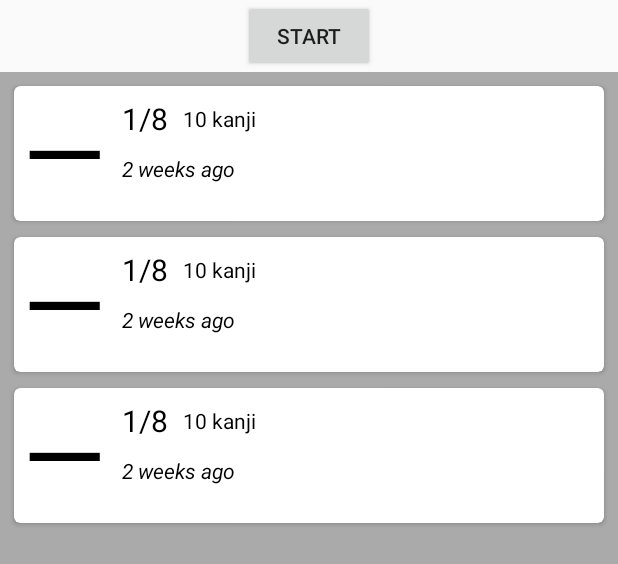
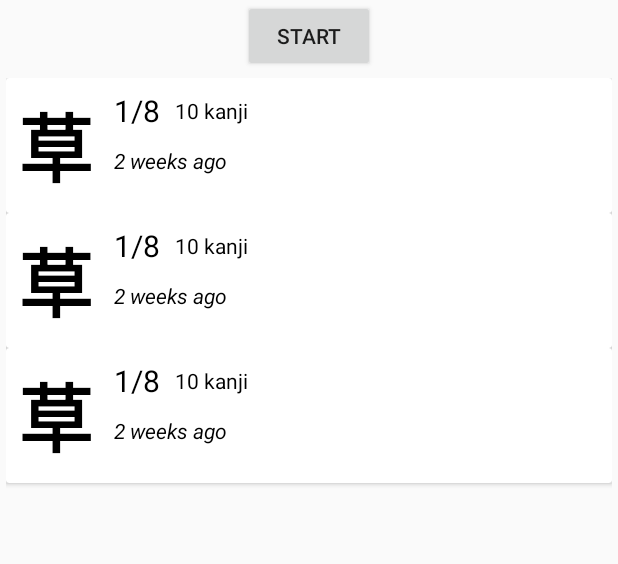
Before and after one commit to NjordJ/JPStudy, an Android app: the layout fragment_anotherlistofkanji.xml on its own in the app's theme, with its tools: preview values and no code run, on a phone screen of 412 x 824 dp. Shown: the top 564 px of the screen. Run offline under Robolectric (Android 15) with nearby library versions, the light colour scheme and no system bars.

```diff
--- a/app/src/main/res/layout/beginnerkanji_kanjitests_item.xml
+++ b/app/src/main/res/layout/beginnerkanji_kanjitests_item.xml
@@ -16,7 +16,7 @@
                 android:id="@+id/textViewBeginnerKanjiTestKanjiCard"
                 android:layout_width="wrap_content"
                 android:layout_height="wrap_content"
-                android:textSize="50dp"
+                android:textSize="50sp"
                 android:textColor="@android:color/black"
                 android:text="@string/kanji_sample"
                 android:layout_centerHorizontal="true"/>
--- a/app/src/main/res/layout/fragment_anotherlistofkanji.xml
+++ b/app/src/main/res/layout/fragment_anotherlistofkanji.xml
@@ -1,7 +1,6 @@
 <?xml version="1.0" encoding="utf-8"?>
 <RelativeLayout
         xmlns:android="http://schemas.android.com/apk/res/android"
-        xmlns:app="http://schemas.android.com/apk/res-auto"
         xmlns:tools="http://schemas.android.com/tools"
         android:layout_width="match_parent"
         android:layout_height="match_parent"
@@ -11,14 +10,13 @@
             android:id="@+id/buttonStartLearningAnotherKanji"
             android:layout_width="wrap_content"
             android:layout_height="wrap_content"
-            android:text="Start"
+            android:text="@string/button_start"
             android:layout_centerHorizontal="true"/>
 
     <androidx.recyclerview.widget.RecyclerView
             android:id="@+id/recyclerViewAnotherKanji"
             android:layout_width="match_parent"
             android:layout_height="match_parent"
-            android:background="@android:color/darker_gray"
             android:scrollbars="vertical"
             android:padding="4dp"
             android:layout_below="@id/buttonStartLearningAnotherKanji"
--- a/app/src/main/res/layout/fragment_beginnerlistofkanji.xml
+++ b/app/src/main/res/layout/fragment_beginnerlistofkanji.xml
@@ -1,7 +1,6 @@
 <?xml version="1.0" encoding="utf-8"?>
 <RelativeLayout
         xmlns:android="http://schemas.android.com/apk/res/android"
-        xmlns:app="http://schemas.android.com/apk/res-auto"
         xmlns:tools="http://schemas.android.com/tools"
         android:layout_width="match_parent"
         android:layout_height="match_parent"
@@ -12,14 +11,13 @@
             android:id="@+id/buttonStartLearningBeginnerKanji"
             android:layout_width="wrap_content"
             android:layout_height="wrap_content"
-            android:text="Start"
+            android:text="@string/button_start"
             android:layout_centerHorizontal="true"/>
 
     <androidx.recyclerview.widget.RecyclerView
             android:id="@+id/recyclerViewBeginnerKanji"
             android:layout_width="match_parent"
             android:layout_height="match_parent"
-            android:background="@android:color/darker_gray"
             android:scrollbars="vertical"
             android:padding="4dp"
             android:layout_below="@id/buttonStartLearningBeginnerKanji"
--- a/app/src/main/res/layout/fragment_highlistofkanji.xml
+++ b/app/src/main/res/layout/fragment_highlistofkanji.xml
@@ -1,7 +1,6 @@
 <?xml version="1.0" encoding="utf-8"?>
 <RelativeLayout
         xmlns:android="http://schemas.android.com/apk/res/android"
-        xmlns:app="http://schemas.android.com/apk/res-auto"
         xmlns:tools="http://schemas.android.com/tools"
         android:layout_width="match_parent"
         android:layout_height="match_parent"
@@ -11,7 +10,7 @@
             android:id="@+id/buttonStartLearningHighKanji"
             android:layout_width="wrap_content"
             android:layout_height="wrap_content"
-            android:text="Start"
+            android:text="@string/button_start"
             android:layout_centerHorizontal="true"/>
 
     <androidx.recyclerview.widget.RecyclerView
--- a/app/src/main/res/layout/fragment_middlelistofkanji.xml
+++ b/app/src/main/res/layout/fragment_middlelistofkanji.xml
@@ -1,7 +1,6 @@
 <?xml version="1.0" encoding="utf-8"?>
 <RelativeLayout
         xmlns:android="http://schemas.android.com/apk/res/android"
-        xmlns:app="http://schemas.android.com/apk/res-auto"
         xmlns:tools="http://schemas.android.com/tools"
         android:layout_width="match_parent"
         android:layout_height="match_parent"
@@ -11,7 +10,7 @@
             android:id="@+id/buttonStartLearningMiddleKanji"
             android:layout_width="wrap_content"
             android:layout_height="wrap_content"
-            android:text="Start"
+            android:text="@string/button_start"
             android:layout_centerHorizontal="true"/>
 
     <androidx.recyclerview.widget.RecyclerView
--- a/app/src/main/res/layout/kana_item.xml
+++ b/app/src/main/res/layout/kana_item.xml
@@ -19,7 +19,7 @@
                 android:layout_width="wrap_content"
                 android:layout_height="wrap_content"
                 android:layout_alignParentTop="true"
-                android:text="あ"
+                android:text="@string/hiragana_sample"
                 android:textSize="30sp"
                 android:textStyle="bold"
                 android:textColor="@android:color/black"/>
@@ -30,7 +30,7 @@
                 android:layout_width="wrap_content"
                 android:layout_height="wrap_content"
                 android:layout_below="@id/textViewBigKana"
-                android:text="ア"
+                android:text="@string/katakana_sample"
                 android:textSize="15sp"
                 android:textStyle="normal"
                 android:textColor="@android:color/darker_gray"/>
@@ -43,7 +43,7 @@
                 android:layout_below="@id/textViewBigKana"
                 android:layout_toEndOf="@id/textViewSmallKana"
                 android:layout_marginStart="8dp"
-                android:text="a"
+                android:text="@string/romanji_sample"
                 android:textSize="15sp"
                 android:textStyle="italic"
                 android:textColor="@android:color/darker_gray"/>
--- a/app/src/main/res/layout/kanji_item.xml
+++ b/app/src/main/res/layout/kanji_item.xml
@@ -1,10 +1,7 @@
 <?xml version="1.0" encoding="utf-8"?>
 <androidx.cardview.widget.CardView xmlns:android="http://schemas.android.com/apk/res/android"
                                    android:layout_width="match_parent"
-                                   android:layout_height="wrap_content"
-                                   xmlns:app="http://schemas.android.com/apk/res-auto"
-                                   app:cardCornerRadius="4dp"
-                                   android:layout_margin="5dp">
+                                   android:layout_height="wrap_content">
 
     <RelativeLayout
             android:layout_width="match_parent"
@@ -15,26 +12,26 @@
                 android:id="@+id/textViewFirstKanjiCardInBeginnerKanji"
                 android:layout_width="wrap_content"
                 android:layout_height="wrap_content"
-                android:text="一"
+                android:text="@string/kanji_sample"
                 android:textStyle="bold"
                 android:textColor="@android:color/black"
-                android:textSize="50dp"/>
+                android:textSize="50sp"/>
         <TextView
                 android:id="@+id/textViewCurrentNumberBeginnerKanji"
                 android:layout_width="wrap_content"
                 android:layout_height="wrap_content"
-                android:layout_marginLeft="14dp"
-                android:text="1/8"
+                android:layout_marginStart="14dp"
+                android:text="@string/countKanji_List"
                 android:textColor="@android:color/black"
-                android:textSize="20dp"
+                android:textSize="20sp"
                 android:layout_toEndOf="@id/textViewFirstKanjiCardInBeginnerKanji"/>
         <TextView
                 android:id="@+id/textView10KanjiBeginner"
                 android:layout_width="wrap_content"
                 android:layout_height="wrap_content"
                 android:layout_marginTop="4dp"
-                android:layout_marginLeft="10dp"
-                android:text="@string/kanji_10kanjis"
+                android:layout_marginStart="10dp"
+                android:text="@string/kanji10_List"
                 android:textColor="@android:color/black"
                 android:layout_toEndOf="@id/textViewCurrentNumberBeginnerKanji"/>
         <TextView
@@ -42,8 +39,8 @@
                 android:layout_width="wrap_content"
                 android:layout_height="wrap_content"
                 android:layout_marginTop="10dp"
-                android:layout_marginLeft="14dp"
-                android:text="2 weeks ago"
+                android:layout_marginStart="14dp"
+                android:text="@string/lastSeen_List"
                 android:textStyle="italic"
                 android:textColor="@android:color/black"
                 android:layout_toEndOf="@id/textViewFirstKanjiCardInBeginnerKanji"
```
Also changed, not shown: app/src/main/java/com/bigil/jpstudy/ui/beginnerkanji/parent/BeginnerKanjiParentFragment.java (+4 -4 lines), app/src/main/java/com/bigil/jpstudy/ui/beginnerkanji/tests/BeginnerKanjiTestsFragment.java (+13 -13 lines), app/src/main/res/layout/fragment_beginnerkanji_tests.xml (+12 -10 lines), app/src/main/res/layout/fragment_kana.xml (+0 -14 lines), app/src/main/res/layout/kanji_info_item.xml (+40 -40 lines), app/src/main/res/values/strings.xml (+26 -5 lines).
